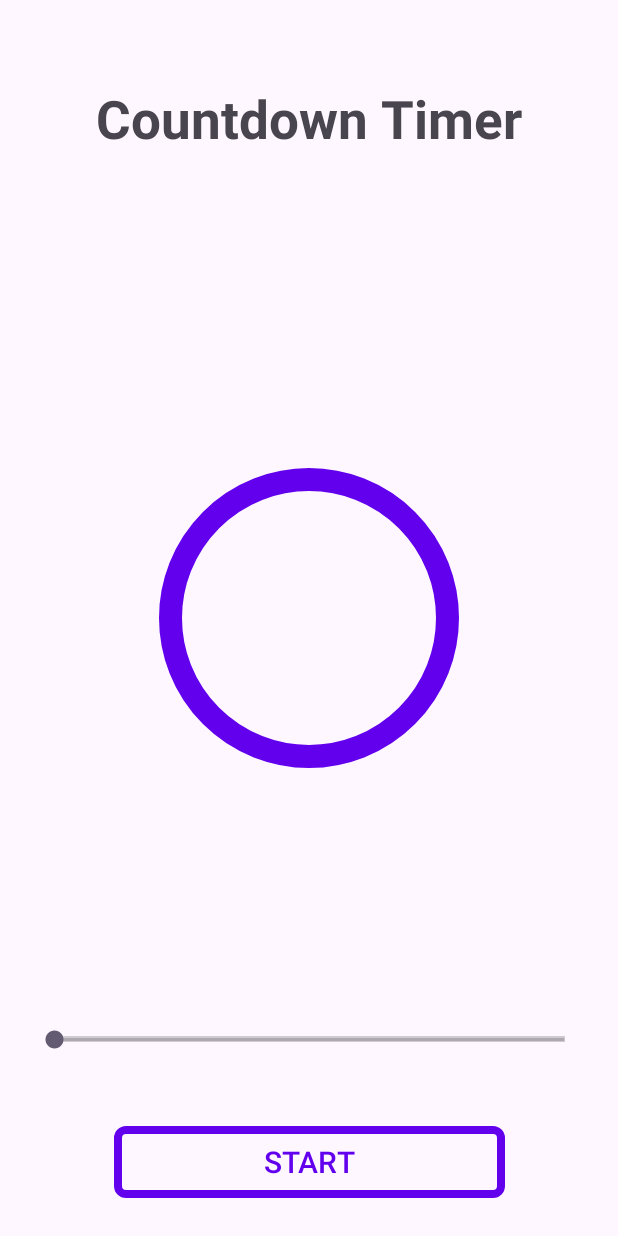
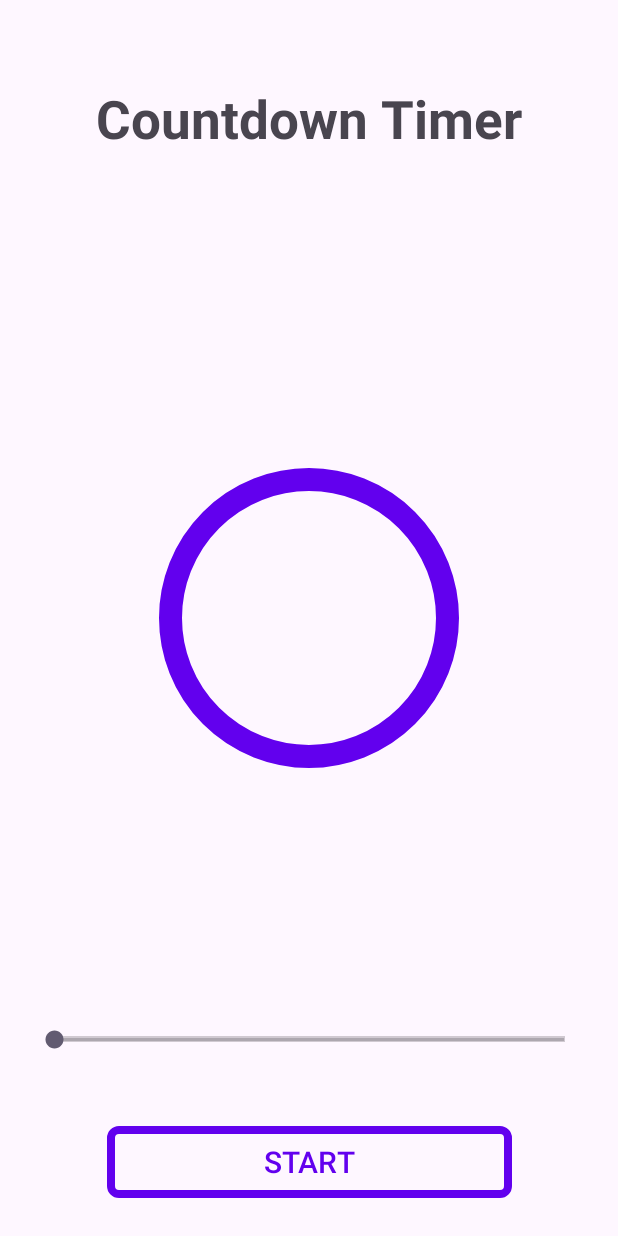
Before and after one commit to Maksim-Proger/timer, an Android app: the layout activity_main.xml on its own in the app's theme, with its tools: preview values and no code run, on a phone screen of 412 x 824 dp. Run offline under Robolectric (Android 15) with nearby library versions, the phone set to English and light mode, and no system bars.

Commit message:
third commit

```diff
--- a/app/src/main/res/layout/activity_main.xml
+++ b/app/src/main/res/layout/activity_main.xml
@@ -36,7 +36,7 @@
 
     <ProgressBar
         android:id="@+id/progressBar"
-        app:layout_constraintBottom_toTopOf="@id/buttonStart"
+        app:layout_constraintBottom_toTopOf="@id/frameLayout"
         app:layout_constraintRight_toRightOf="parent"
         app:layout_constraintLeft_toLeftOf="parent"
         android:layout_width="match_parent"
@@ -59,20 +59,35 @@
         android:max="100"
         android:progress="0" />
 
-    <androidx.appcompat.widget.AppCompatButton
-        android:id="@+id/buttonStart"
+    <FrameLayout
+        android:id="@+id/frameLayout"
         app:layout_constraintBottom_toBottomOf="parent"
         app:layout_constraintRight_toRightOf="parent"
         app:layout_constraintLeft_toLeftOf="parent"
         android:layout_marginBottom="25dp"
         android:layout_width="wrap_content"
-        android:layout_height="wrap_content"
-        android:paddingHorizontal="100dp"
-        android:background="@drawable/rounded_corners_for_button"
-        android:text="@string/button_start"
-        android:textColor="@color/blue"
-        android:textSize="20sp"/>
+        android:layout_height="wrap_content" >
 
+        <androidx.appcompat.widget.AppCompatButton
+            android:id="@+id/buttonStart"
+            android:layout_width="270dp"
+            android:layout_height="wrap_content"
+            android:background="@drawable/rounded_corners_for_button"
+            android:text="@string/button_start"
+            android:textColor="@color/blue"
+            android:textSize="20sp"/>
 
+        <androidx.appcompat.widget.AppCompatButton
+            android:id="@+id/buttonStop"
+            android:layout_width="270dp"
+            android:layout_height="wrap_content"
+            android:paddingHorizontal="100dp"
+            android:background="@drawable/rounded_corners_for_button"
+            android:text="@string/button_stop"
+            android:textColor="@color/blue"
+            android:textSize="20sp"
+            android:visibility="gone"/>
+
+    </FrameLayout>
 
 </androidx.constraintlayout.widget.ConstraintLayout>
--- a/app/src/main/res/values/strings.xml
+++ b/app/src/main/res/values/strings.xml
@@ -2,4 +2,5 @@
     <string name="app_name">Timer</string>
     <string name="string_name">Countdown Timer</string>
     <string name="button_start">Start</string>
+    <string name="button_stop">Stop</string>
 </resources>
```
Also changed, not shown: app/src/main/java/project/gb/timer/MainActivity.kt (+53 -0 lines).
